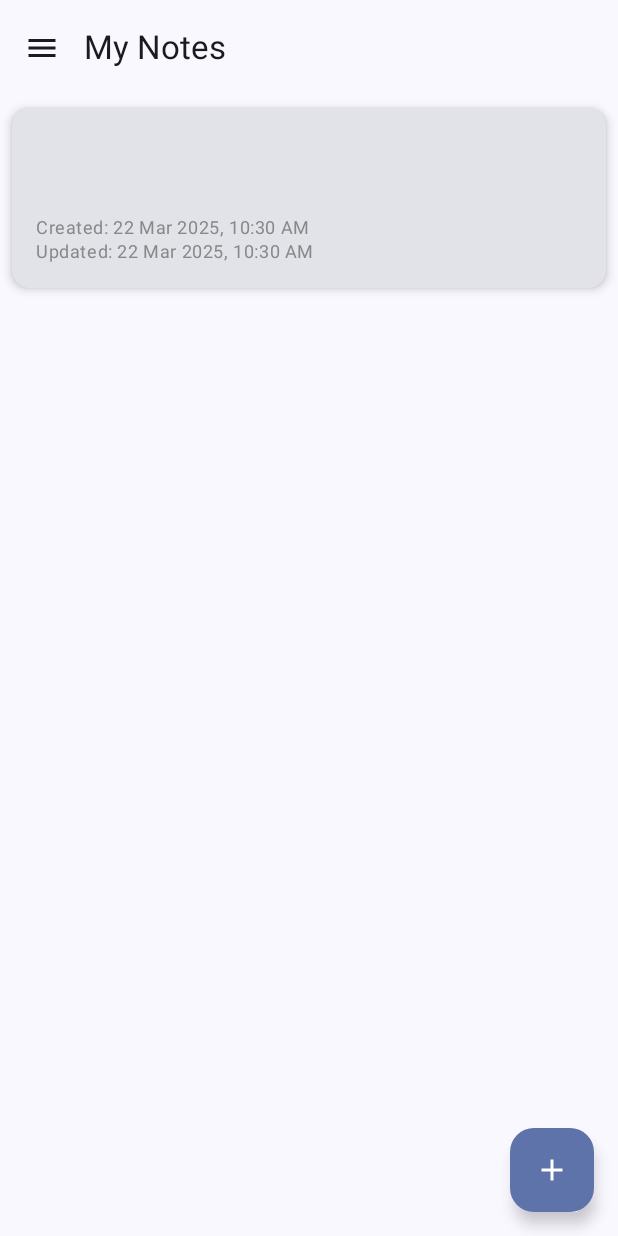
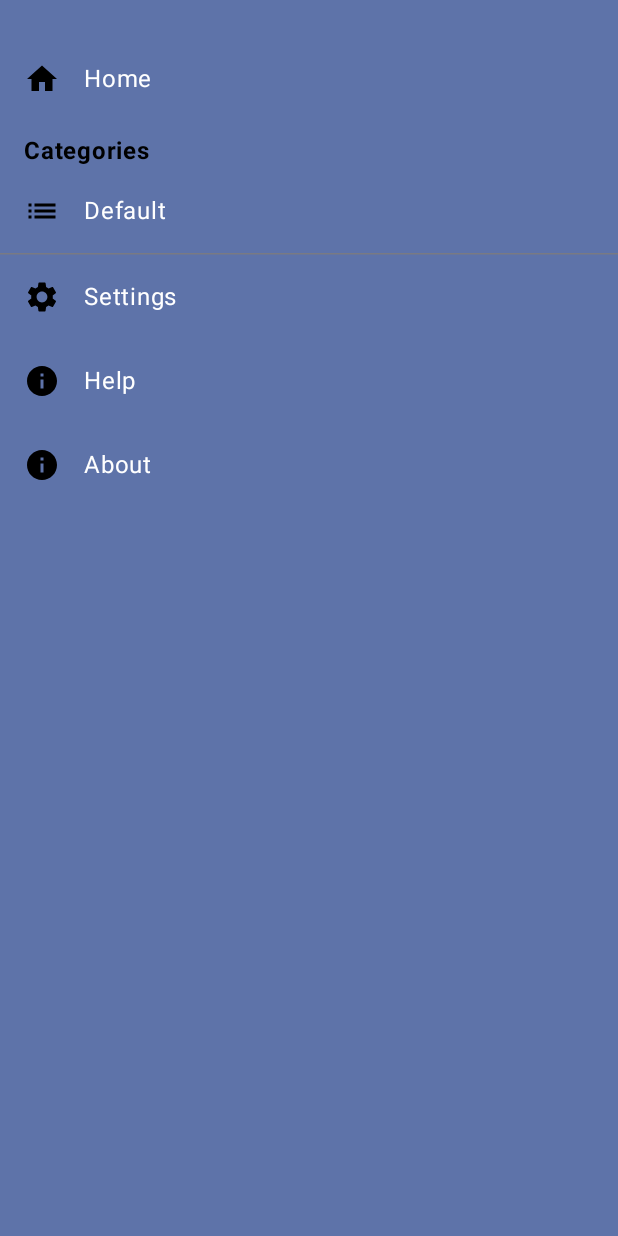
Before and after one commit to RaymanAryan/JSONPad, an Android app built with Jetpack Compose: the HomeScreen screen opened through its navigation route, after a tap on "Menu", on a phone screen of 412 x 824 dp. Run offline under Robolectric (Android 15) with nearby library versions, the phone set to English and light mode, and no system bars; our stand-ins replace Dagger/Hilt's generated code, Room's generated code.

Commit message:
Categories Added 1.

```diff
--- a/app/src/main/java/com/rayman/jsonpad/ui/components/NoteList.kt
+++ b/app/src/main/java/com/rayman/jsonpad/ui/components/NoteList.kt
@@ -1,29 +1,62 @@
 package com.rayman.jsonpad.ui.components
 
+import androidx.compose.foundation.layout.Box
+import androidx.compose.foundation.layout.fillMaxSize
+import androidx.compose.foundation.layout.padding
 import androidx.compose.foundation.lazy.LazyColumn
 import androidx.compose.foundation.lazy.items
+import androidx.compose.material3.CircularProgressIndicator
+import androidx.compose.material3.MaterialTheme
+import androidx.compose.material3.Text
 import androidx.compose.runtime.Composable
+import androidx.compose.ui.Alignment
 import androidx.compose.ui.Modifier
+import androidx.compose.ui.text.style.TextAlign
+import androidx.compose.ui.unit.dp
+import androidx.hilt.navigation.compose.hiltViewModel
 import com.rayman.jsonpad.data.local.Note
+import com.rayman.jsonpad.ui.viewmodel.SelectNoteViewModel
 
 @Composable
 fun ToNoteList(
-    notes: List<Note>,
-    selectedNotes: MutableList<Note>,
+    viewModel: SelectNoteViewModel = hiltViewModel(),
+    notes: List<Note>?,
+    selectedNotes: List<Note>, // Should store individual notes, not lists
     modifier: Modifier = Modifier,
     onNoteClick: (Note) -> Unit
 ) {
+    when {
+        notes == null -> {
+            Box(modifier = Modifier.fillMaxSize(), contentAlignment = Alignment.Center) {
+                CircularProgressIndicator()
+            }
+        }
+        notes.isNotEmpty() -> {
+            val selectedNotesSet = selectedNotes.toSet() // Optimize lookups
             LazyColumn(modifier = modifier) {
                 items(notes) { note ->
                     NoteItem(
                         note = note,
-                isSelected = selectedNotes.contains(note),
-                onLongPress = {
-                    if (selectedNotes.contains(note)) selectedNotes.remove(note)
-                    else selectedNotes.add(note)
-                },
+                        isSelected = selectedNotesSet.contains(note),
+                        onLongPress = { viewModel.toggleSelection(note) },
                         onClick = { onNoteClick(note) }
                     )
                 }
             }
         }
+        else -> {
+            Box(
+                modifier = Modifier
+                    .fillMaxSize()
+                    .padding(16.dp), // Better spacing
+                contentAlignment = Alignment.Center
+            ) {
+                Text(
+                    text = "No notes available",
+                    style = MaterialTheme.typography.headlineLarge,
+                    textAlign = TextAlign.Center
+                )
+            }
+        }
+    }
+}
--- /dev/null
+++ b/app/src/main/java/com/rayman/jsonpad/ui/components/NoteListScreen.kt
@@ -0,0 +1,72 @@
+package com.rayman.jsonpad.ui.components
+
+import android.util.Log
+import androidx.compose.foundation.layout.Box
+import androidx.compose.foundation.layout.fillMaxSize
+import androidx.compose.foundation.layout.padding
+import androidx.compose.material3.CircularProgressIndicator
+import androidx.compose.material3.DrawerState
+import androidx.compose.material3.Scaffold
+import androidx.compose.material3.Surface
+import androidx.compose.runtime.Composable
+import androidx.compose.runtime.LaunchedEffect
+import androidx.compose.runtime.collectAsState
+import androidx.compose.runtime.mutableStateOf
+import androidx.compose.runtime.saveable.rememberSaveable
+import androidx.compose.ui.Alignment
+import androidx.compose.ui.Modifier
+import androidx.hilt.navigation.compose.hiltViewModel
+import com.rayman.jsonpad.data.local.Note
+import com.rayman.jsonpad.ui.viewmodel.NoteViewModel
+import com.rayman.jsonpad.ui.viewmodel.SelectNoteViewModel
+
+@Composable
+fun NoteListScreen(
+    viewModel: NoteViewModel = hiltViewModel(),
+    viewModel2: SelectNoteViewModel = hiltViewModel(),
+    onAddNote: () -> Unit = {},
+    onNoteClick: (Note) -> Unit = {},
+    navDrawerState: DrawerState
+) {
+    val isWorking = rememberSaveable { mutableStateOf(true) }
+    val category = viewModel.currentCategory.collectAsState(null).value
+    var notes = viewModel.currentNotes.collectAsState(emptyList<Note>()).value
+    LaunchedEffect(key1 = category) {
+        isWorking.value = true
+        category?.let {
+            viewModel.setNotesByCategory(category)
+            }
+        isWorking.value = false
+    }
+
+    val selectedNotes = viewModel2.selectedList.collectAsState().value
+    Log.d("Complete2",notes.toString())
+
+    Scaffold(
+        topBar = {
+            NoteTopBar(
+                selectedNotes = selectedNotes,
+                viewModel = viewModel,
+                viewModel2 = viewModel2,
+                allNotes = if(category == null) viewModel.allNotes.collectAsState(emptyList<Note>()).value else notes,
+                navDrawerState = navDrawerState
+            )
+        },
+        floatingActionButton = { AddNoteButton(onAddNote) }
+    ) { paddingValues ->
+        Surface(modifier = Modifier.padding(paddingValues)) {
+            if (isWorking.value) {
+                Box(modifier = Modifier.fillMaxSize(), contentAlignment = Alignment.Center) {
+                    CircularProgressIndicator(modifier = Modifier)
+                }
+            } else {
+                ToNoteList(
+                    notes = if(category == null) viewModel.allNotes.collectAsState(null).value else notes,
+                    selectedNotes = selectedNotes,
+                    modifier = Modifier.padding(paddingValues),
+                    onNoteClick = onNoteClick
+                )
+            }
+        }
+    }
+}
--- a/app/src/main/java/com/rayman/jsonpad/ui/components/TopAppBar.kt
+++ b/app/src/main/java/com/rayman/jsonpad/ui/components/TopAppBar.kt
@@ -1,30 +1,87 @@
 package com.rayman.jsonpad.ui.components
 
+import androidx.compose.foundation.layout.Row
 import androidx.compose.material.icons.Icons
+import androidx.compose.material.icons.filled.Close
+import androidx.compose.material.icons.filled.Delete
 import androidx.compose.material.icons.filled.Menu
+import androidx.compose.material3.DrawerState
 import androidx.compose.material3.ExperimentalMaterial3Api
 import androidx.compose.material3.Icon
 import androidx.compose.material3.IconButton
+import androidx.compose.material3.RadioButton
 import androidx.compose.material3.Text
 import androidx.compose.material3.TopAppBar
 import androidx.compose.runtime.Composable
-import androidx.compose.ui.tooling.preview.Preview
+import androidx.compose.runtime.rememberCoroutineScope
+import androidx.compose.ui.Alignment
+import com.rayman.jsonpad.data.local.Note
+import com.rayman.jsonpad.ui.viewmodel.NoteViewModel
+import com.rayman.jsonpad.ui.viewmodel.SelectNoteViewModel
+import kotlinx.coroutines.launch
 
 @OptIn(ExperimentalMaterial3Api::class)
 @Composable
-fun NoteTopBar() {
-    TopAppBar(
-        title = { Text("My Notes") },
-        navigationIcon = {
-            IconButton(onClick = { /* TODO: Implement Search */ }) {
-                Icon(Icons.Default.Menu, contentDescription = "Menu")
+fun NoteTopBar(
+    viewModel: NoteViewModel,
+    viewModel2: SelectNoteViewModel,
+    allNotes: List<Note>?, selectedNotes: List<Note>, navDrawerState: DrawerState
+) {
+    if(allNotes != null){
+        val coroutine = rememberCoroutineScope()
+        TopAppBar(
+            title = { Text(if (selectedNotes.isEmpty()) "My Notes" else "${selectedNotes.size} Selected") },
+            navigationIcon = {
+                if (selectedNotes.isEmpty()) {
+                    IconButton(onClick = { coroutine.launch { navDrawerState.open() }}) {
+                        Icon(Icons.Default.Menu, contentDescription = "Menu")
+                    }
+                } else {
+                    IconButton(onClick = { viewModel2.clearSelection() }) {
+                        Icon(Icons.Default.Close, contentDescription = "Deselect All")
+                    }
+                }
+            },
+            actions = {
+                if (selectedNotes.isNotEmpty()) {
+                    IconButton(onClick = {
+                        selectedNotes.forEach { viewModel.deleteNote(it) }
+                        viewModel2.clearSelection()
+                    }) {
+                        Icon(Icons.Default.Delete, contentDescription = "Delete Selected Notes")
+                    }
+                    IconButton(onClick = {
+                        if (selectedNotes.size == allNotes.size) {
+                            viewModel2.clearSelection()
+                        } else {
+                            viewModel2.selectAll(allNotes)
+                        }
+                    }) {
+                        Row(verticalAlignment = Alignment.CenterVertically) {
+                            RadioButton(
+                                selected = selectedNotes.size == allNotes.size,
+                                onClick = {
+                                    if (selectedNotes.size == allNotes.size) {
+                                        viewModel2.clearSelection()
+                                    } else {
+                                        viewModel2.selectAll(allNotes)
+                                    }
+                                }
+                            )
+                            Text("Select All")
+                        }
+                    }
+                }
             }
-        }
-    )
+        )
+    }
 }
 
-@Preview
-@Composable
-private fun PreviewNoteTopBar() {
-    NoteTopBar()
-}
+
+
+
+//@Preview
+//@Composable
+//private fun PreviewNoteTopBar() {
+//    NoteTopBar()
+//}
--- a/app/src/main/java/com/rayman/jsonpad/ui/navigation/Navgraph.kt
+++ b/app/src/main/java/com/rayman/jsonpad/ui/navigation/Navgraph.kt
@@ -1,14 +1,12 @@
 package com.rayman.jsonpad.ui.navigation
 
-import android.widget.Toast
 import androidx.compose.runtime.Composable
 import androidx.compose.runtime.LaunchedEffect
 import androidx.compose.runtime.collectAsState
 import androidx.compose.runtime.getValue
 import androidx.compose.runtime.mutableStateOf
-import androidx.compose.runtime.saveable.rememberSaveable
+import androidx.compose.runtime.remember
 import androidx.compose.runtime.setValue
-import androidx.compose.ui.platform.LocalContext
 import androidx.hilt.navigation.compose.hiltViewModel
 import androidx.navigation.NavHostController
 import androidx.navigation.NavType
@@ -16,21 +14,43 @@ import androidx.navigation.compose.NavHost
 import androidx.navigation.compose.composable
 import androidx.navigation.navArgument
 import com.rayman.jsonpad.data.local.Note
+import com.rayman.jsonpad.ui.screens.AboutScreen
+import com.rayman.jsonpad.ui.screens.HomeScreen
 import com.rayman.jsonpad.ui.screens.EditNoteScreen
-import com.rayman.jsonpad.ui.screens.NoteListScreen
+import com.rayman.jsonpad.ui.screens.HelpScreen
+import com.rayman.jsonpad.ui.screens.SettingsScreen
 import com.rayman.jsonpad.ui.viewmodel.NoteViewModel
 
 @Composable
 fun NoteNavGraph(navController: NavHostController, viewModel: NoteViewModel = hiltViewModel()) {
-    val context = LocalContext.current
     NavHost(navController, startDestination = "noteList") {
         composable("noteList") {
-            NoteListScreen(
+            HomeScreen(
                 viewModel = viewModel,
                 onAddNote = { navController.navigate("editNote/new") },
-                onNoteClick = { note -> navController.navigate("editNote/${note.id}") }
+                onNoteClick = { note -> navController.navigate("editNote/${note.id}") },
+                navController =  navController
             )
         }
+
+        composable(route = "settings", content = {SettingsScreen()})
+
+        composable(route = "Help", content = {HelpScreen()})
+
+//        composable(
+//            route = "Categories/{category}",
+//            arguments = listOf(navArgument("category") { type = NavType.StringType })
+//        ) { backStackEntry ->
+//            val category = backStackEntry.arguments?.getString("category") ?: ""
+//            HomeScreen(
+//                viewModel = viewModel,
+//                onAddNote = { navController.navigate("editNote/new") },
+//                onNoteClick = { note -> navController.navigate("editNote/${note.id}") },
+//                navController =  navController)
+//        }
+
+        composable(route = "About", content = {AboutScreen()})
+
         composable(
             route = "editNote/{noteId}",
             arguments = listOf(navArgument("noteId") { type = NavType.StringType })
@@ -39,13 +59,12 @@ fun NoteNavGraph(navController: NavHostController, viewModel: NoteViewModel = hi
             val noteId = backStackEntry.arguments?.getString("noteId")
             // completed Toast.makeText(context, "Error: Note ID is missing!$noteId" , Toast.LENGTH_SHORT).show()
             val note by  viewModel.getNoteById(noteId ?: "").collectAsState(initial = null)
-            var newNote by rememberSaveable { mutableStateOf<Note?>(null) }
+            var newNote by remember { mutableStateOf<Note?>(null) }
 
 
             LaunchedEffect(noteId, note) {
                 if (note == null) {
-                    newNote = viewModel.addNote("", "", "") // Create a new empty note
-                    Toast.makeText(context, "Error: Note ID is missing!${newNote!!.title}" , Toast.LENGTH_SHORT).show()
+                    newNote = viewModel.addNote("", "", "Default") // Create a new empty note
                 }
             }
 
--- /dev/null
+++ b/app/src/main/java/com/rayman/jsonpad/ui/screens/NavDrawer.kt
@@ -0,0 +1,128 @@
+package com.rayman.jsonpad.ui.screens
+
+import androidx.compose.foundation.background
+import androidx.compose.foundation.clickable
+import androidx.compose.foundation.layout.Column
+import androidx.compose.foundation.layout.Row
+import androidx.compose.foundation.layout.Spacer
+import androidx.compose.foundation.layout.fillMaxHeight
+import androidx.compose.foundation.layout.fillMaxSize
+import androidx.compose.foundation.layout.fillMaxWidth
+import androidx.compose.foundation.layout.padding
+import androidx.compose.foundation.layout.size
+import androidx.compose.foundation.layout.width
+import androidx.compose.material.icons.Icons
+import androidx.compose.material.icons.automirrored.filled.List
+import androidx.compose.material.icons.filled.Home
+import androidx.compose.material.icons.filled.Info
+import androidx.compose.material.icons.filled.Settings
+import androidx.compose.material3.DrawerValue
+import androidx.compose.material3.ExperimentalMaterial3Api
+import androidx.compose.material3.HorizontalDivider
+import androidx.compose.material3.Icon
+import androidx.compose.material3.MaterialTheme
+import androidx.compose.material3.ModalNavigationDrawer
+import androidx.compose.material3.Text
+import androidx.compose.material3.rememberDrawerState
+import androidx.compose.runtime.Composable
+import androidx.compose.runtime.collectAsState
+import androidx.compose.runtime.rememberCoroutineScope
+import androidx.compose.ui.Alignment
+import androidx.compose.ui.Modifier
+import androidx.compose.ui.graphics.vector.ImageVector
+import androidx.compose.ui.text.font.FontWeight
+import androidx.compose.ui.unit.dp
+import androidx.compose.ui.unit.sp
+import androidx.hilt.navigation.compose.hiltViewModel
+import androidx.navigation.NavController
+import com.rayman.jsonpad.data.local.Note
+import com.rayman.jsonpad.ui.components.NoteListScreen
+import com.rayman.jsonpad.ui.viewmodel.NoteViewModel
+import com.rayman.jsonpad.ui.viewmodel.SelectNoteViewModel
+import kotlinx.coroutines.launch
+import android.util.Log
+
+@OptIn(ExperimentalMaterial3Api::class)
+@Composable
+fun HomeScreen(
+    navController: NavController,
+    viewModel: NoteViewModel = hiltViewModel(),
+    viewModel2: SelectNoteViewModel = hiltViewModel(),
+    onAddNote: () -> Unit = {},
+    onNoteClick: (Note) -> Unit = {}
+) {
+    val categories = viewModel.allCategories.collectAsState().value
+    val drawerState = rememberDrawerState(DrawerValue.Closed)
+    val scope = rememberCoroutineScope()
+
+    ModalNavigationDrawer(
+        drawerState = drawerState,
+        drawerContent = {
+            Column(modifier = Modifier.fillMaxSize().background(MaterialTheme.colorScheme.primaryContainer)) {
+                Spacer(Modifier.fillMaxHeight(.03f))
+
+                // Home
+                DrawerItem("Home", Icons.Filled.Home) {
+                    scope.launch { drawerState.close() }
+                    viewModel.setCategory(null)
+                }
+
+                // Categories Section
+                Text(
+                    text = "Categories",
+                    fontWeight = FontWeight.Bold,
+                    modifier = Modifier.padding(start = 16.dp, top = 8.dp)
+                )
+                categories.filter { it != "" }.distinct().forEach { category ->
+                    DrawerItem(category, Icons.AutoMirrored.Filled.List) {
+                        Log.d("Page2",category)
+                        scope.launch { drawerState.close() }
+                        viewModel.setCategory(category)
+                    }
+                }
+
+                // Divider
+                HorizontalDivider()
+
+                // Settings & Help
+                DrawerItem("Settings", Icons.Filled.Settings) {
+                    scope.launch { drawerState.close() }
+                    navController.navigate("Settings")
+                }
+                DrawerItem("Help", Icons.Filled.Info) {
+                    scope.launch { drawerState.close() }
+                    navController.navigate("Help")
+                }
+                DrawerItem("About",Icons.Filled.Info) {
+                    scope.launch { drawerState.close() }
+                    navController.navigate("About")
+                }
+            }
+        },
+        content = {
+            NoteListScreen(
+                onAddNote = onAddNote,
+                onNoteClick = onNoteClick,
+                navDrawerState = drawerState,
+                viewModel = viewModel,
+                viewModel2 = viewModel2
+            )
+        }
+    )
+}
+
+
+@Composable
+fun DrawerItem(title: String, icon: ImageVector, onClick: () -> Unit) {
+    Row(
+        modifier = Modifier
+            .fillMaxWidth()
+            .clickable(onClick = onClick)
+            .padding(16.dp),
+        verticalAlignment = Alignment.CenterVertically
+    ) {
+        Icon(imageVector = icon, contentDescription = title, modifier = Modifier.size(24.dp))
+        Spacer(modifier = Modifier.width(16.dp))
+        Text(text = title, fontSize = 16.sp, color = MaterialTheme.colorScheme.onPrimaryContainer)
+    }
+}
--- a/app/src/main/java/com/rayman/jsonpad/ui/screens/NoteListScreen.kt
+++ /dev/null
@@ -1,61 +0,0 @@
-package com.rayman.jsonpad.ui.screens
-
-import androidx.compose.foundation.layout.Box
-import androidx.compose.foundation.layout.fillMaxSize
-import androidx.compose.foundation.layout.padding
-import androidx.compose.material3.MaterialTheme
-import androidx.compose.material3.Scaffold
-import androidx.compose.material3.Text
-import androidx.compose.runtime.Composable
-import androidx.compose.runtime.collectAsState
-import androidx.compose.runtime.mutableStateListOf
-import androidx.compose.runtime.remember
-import androidx.compose.ui.Alignment
-import androidx.compose.ui.Modifier
-import androidx.compose.ui.tooling.preview.Preview
-import androidx.hilt.navigation.compose.hiltViewModel
-import com.rayman.jsonpad.data.local.Note
-import com.rayman.jsonpad.ui.components.AddNoteButton
-import com.rayman.jsonpad.ui.components.NoteTopBar
-import com.rayman.jsonpad.ui.components.ToNoteList
-import com.rayman.jsonpad.ui.viewmodel.NoteViewModel
-
-@Composable
-fun NoteListScreen(
-    viewModel: NoteViewModel = hiltViewModel(),
-    onAddNote: () -> Unit = {},
-    onNoteClick: (Note) -> Unit = {}
-) {
-    val notes = viewModel.allNotes.collectAsState(emptyList()) // Directly using 'by'
-    val selectedNotes = remember { mutableStateListOf<Note>() }
-
-    Scaffold(
-        topBar = { NoteTopBar() },
-        floatingActionButton = { AddNoteButton(onAddNote) }
-    ) { paddingValues ->
-        if (notes.value.isEmpty()) {
-            Box(
-                modifier = Modifier
-                    .fillMaxSize()
-                    .padding(paddingValues),
-                contentAlignment = Alignment.Center
-            ) {
-                Text("No notes available", style = MaterialTheme.typography.headlineLarge)
-            }
-        } else {
-            ToNoteList(
-                notes = notes.value,
-                selectedNotes = selectedNotes,
-                modifier = Modifier.padding(paddingValues),
-                onNoteClick = onNoteClick
-            )
-        }
-    }
-}
-
-
-@Preview
-@Composable
-private fun PreviewNoteListScreen() {
-    NoteListScreen()
-}
--- a/app/src/main/java/com/rayman/jsonpad/ui/viewmodel/NoteViewModel.kt
+++ b/app/src/main/java/com/rayman/jsonpad/ui/viewmodel/NoteViewModel.kt
@@ -6,6 +6,7 @@ import com.rayman.jsonpad.data.local.Note
 import com.rayman.jsonpad.data.repository.NoteRepository
 import dagger.hilt.android.lifecycle.HiltViewModel
 import kotlinx.coroutines.flow.Flow
+import kotlinx.coroutines.flow.MutableStateFlow
 import kotlinx.coroutines.flow.SharingStarted
 import kotlinx.coroutines.flow.StateFlow
 import kotlinx.coroutines.flow.map
@@ -15,10 +16,20 @@ import javax.inject.Inject
 @HiltViewModel
 class NoteViewModel @Inject constructor(private val repository: NoteRepository) : ViewModel() {
 
-    val allNotes: StateFlow<List<Note>> = repository.allNotes.stateIn(
+    private val _currentCategory = MutableStateFlow<String?>(null)
+    val currentCategory: StateFlow<String?> get() = _currentCategory  // ✅ Correct way to expose StateFlow
+
+    fun setCategory(category: String?) {
+        _currentCategory.value = category  // ✅ Correct way to update MutableStateFlow
+    }
+
+    private val _currentNotes = MutableStateFlow<List<Note>>(emptyList()) // ✅ MutableStateFlow for current notes
+    val currentNotes: StateFlow<List<Note>> get() = _currentNotes
+
+    val allNotes: StateFlow<List<Note>?> = repository.allNotes.stateIn(
         scope = viewModelScope,
         started = SharingStarted.Eagerly,
-        initialValue = emptyList()
+        initialValue = null
     )
 
     val allCategories: StateFlow<List<String>> = repository.allCategories.stateIn(
@@ -33,12 +44,14 @@ class NoteViewModel @Inject constructor(private val repository: NoteRepository)
     }
 
     fun updateNote(note: Note, title: String, content: String, category: String) = viewModelScope.launch {
-        note.apply { this.title = title
-        this.content = content
-        this.category = category
-        note.updatedAt = System.currentTimeMillis()
+        note.apply {
+            this.title = title
+            this.content = content
+            this.category = category
+            this.updatedAt = System.currentTimeMillis()
         }
-        repository.updateNote(note) }
+        repository.updateNote(note)
+    }
 
     suspend fun addNote(title: String, content: String, category: String): Note {
         return repository.addNote(title, content, category)
@@ -47,4 +60,16 @@ class NoteViewModel @Inject constructor(private val repository: NoteRepository)
     fun deleteNote(note: Note) = viewModelScope.launch {
         repository.deleteNote(note)
     }
+
+    fun setNotesByCategory(category: String?) {
+            viewModelScope.launch {
+                repository.allNotes
+                    .map { notes ->
+                        notes.filter { it.category == category }
+                    }
+                    .collect { filteredNotes ->
+                        _currentNotes.value = filteredNotes
+                    }
+            }
+    }
 }
```
Also changed, not shown: app/src/main/java/com/rayman/jsonpad/ui/screens/AboutScreen.kt (added, +111 -0 lines), app/src/main/java/com/rayman/jsonpad/ui/screens/HelpScreen.kt (added, +12 -0 lines), app/src/main/java/com/rayman/jsonpad/ui/screens/SettingsScreen.kt (added, +12 -0 lines), app/src/main/java/com/rayman/jsonpad/ui/viewmodel/SelectNoteViewModel.kt (added, +46 -0 lines). Lines whose indentation alone changed are shown as unchanged.
